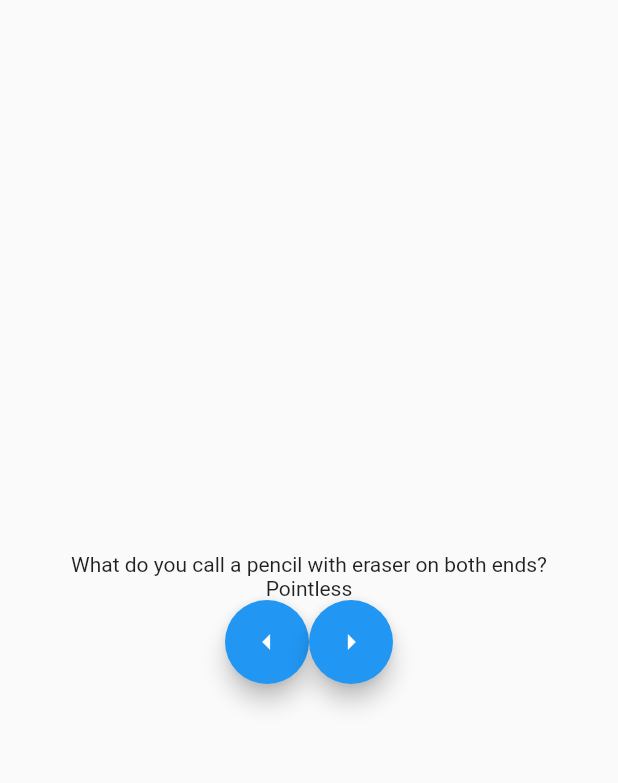
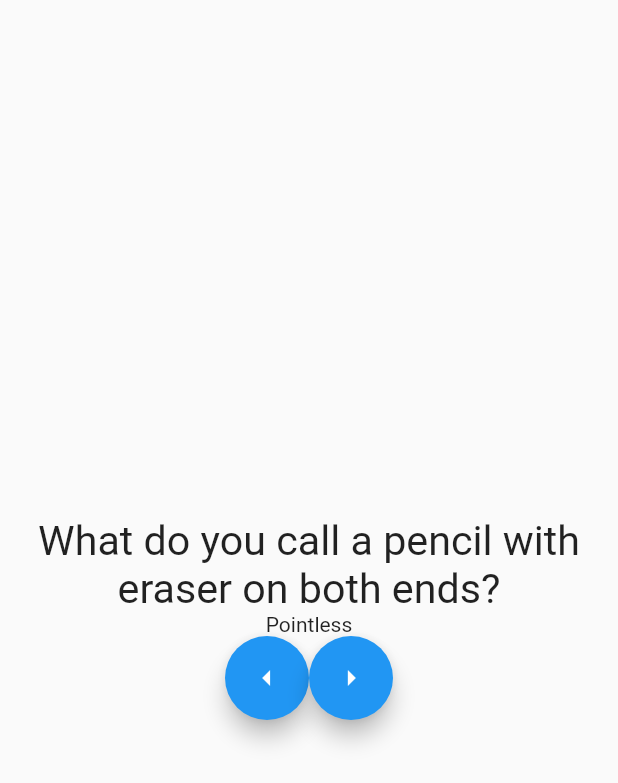
Before and after one commit to disys-vinayak/badJokesFlut, a Flutter app: the screen it shows after launch, on a phone screen of 412 x 824 dp. Shown: the top 783 px of the screen. Run offline on Flutter 3.47's test engine with Material 2 defaults, Android fonts, the phone set to English and light mode, and no system bars.

```diff
--- a/lib/main.dart
+++ b/lib/main.dart
@@ -12,7 +12,13 @@ class MyApp extends StatelessWidget {
             child: Column(
           mainAxisAlignment: MainAxisAlignment.center,
           children: <Widget>[
-            Text("What do you call a pencil with eraser on both ends?"),
+            Text(
+              "What do you call a pencil with eraser on both ends?",
+              style: TextStyle(
+                fontSize: 27.5,
+              ),
+              textAlign: TextAlign.center,
+            ),
             Text("Pointless"),
             Row(mainAxisAlignment: MainAxisAlignment.center, children: [
               FloatingActionButton(onPressed: null, child: Icon(Icons.arrow_left)),
```
Also changed, not shown: 1 other file.
